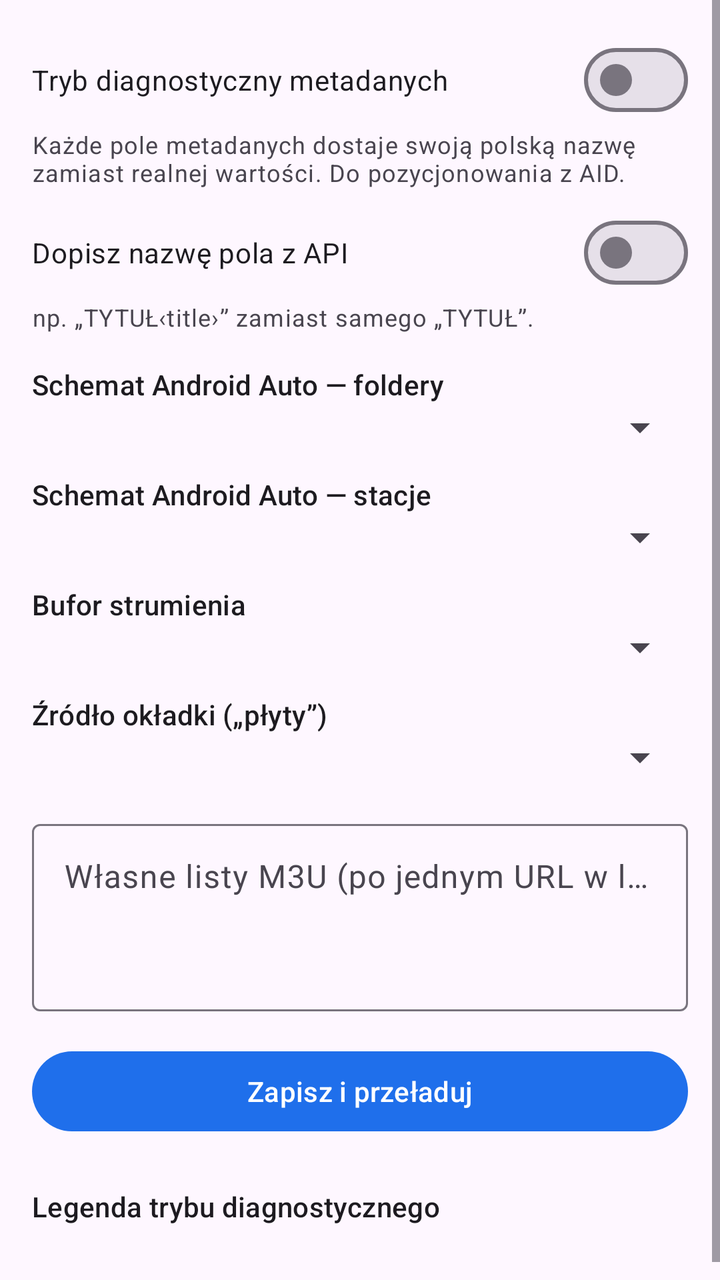
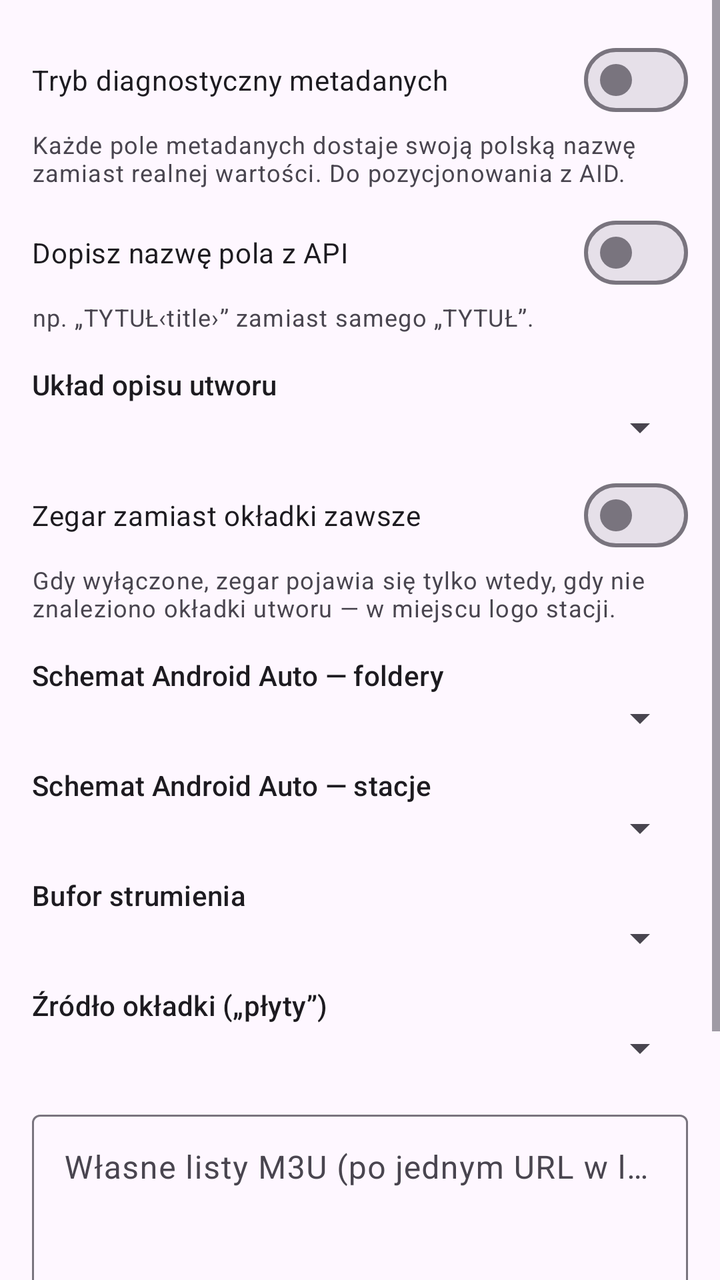

Two renders of the same Android screen: before a commit and after it. Below are the layout's source before the change and the commit's diff.
<!-- AndroidManifest.xml: application theme Theme.TwinsenRadio -->
<!-- res/layout/activity_settings.xml -->
<?xml version="1.0" encoding="utf-8"?>
<ScrollView xmlns:android="http://schemas.android.com/apk/res/android"
    xmlns:app="http://schemas.android.com/apk/res-auto"
    android:layout_width="match_parent"
    android:layout_height="match_parent"
    android:fillViewport="true">

    <LinearLayout
        android:layout_width="match_parent"
        android:layout_height="wrap_content"
        android:orientation="vertical"
        android:padding="16dp">

        <com.google.android.material.materialswitch.MaterialSwitch
            android:id="@+id/swDiag"
            android:layout_width="match_parent"
            android:layout_height="wrap_content"
            android:text="@string/opt_diag" />

        <TextView
            android:layout_width="match_parent"
            android:layout_height="wrap_content"
            android:paddingBottom="8dp"
            android:text="@string/opt_diag_sub"
            android:textAppearance="?attr/textAppearanceBodySmall" />

        <com.google.android.material.materialswitch.MaterialSwitch
            android:id="@+id/swDiagApi"
            android:layout_width="match_parent"
            android:layout_height="wrap_content"
            android:text="@string/opt_diag_api" />

        <TextView
            android:layout_width="match_parent"
            android:layout_height="wrap_content"
            android:paddingBottom="16dp"
            android:text="@string/opt_diag_api_sub"
            android:textAppearance="?attr/textAppearanceBodySmall" />

        <TextView
            android:layout_width="match_parent"
            android:layout_height="wrap_content"
            android:text="@string/opt_style_browsable"
            android:textAppearance="?attr/textAppearanceTitleSmall" />

        <Spinner
            android:id="@+id/spBrowsable"
            android:layout_width="match_parent"
            android:layout_height="wrap_content"
            android:layout_marginBottom="12dp" />

        <TextView
            android:layout_width="match_parent"
            android:layout_height="wrap_content"
            android:text="@string/opt_style_playable"
            android:textAppearance="?attr/textAppearanceTitleSmall" />

        <Spinner
            android:id="@+id/spPlayable"
            android:layout_width="match_parent"
            android:layout_height="wrap_content"
            android:layout_marginBottom="12dp" />

        <TextView
            android:layout_width="match_parent"
            android:layout_height="wrap_content"
            android:text="@string/opt_buffer"
            android:textAppearance="?attr/textAppearanceTitleSmall" />

        <Spinner
            android:id="@+id/spBuffer"
            android:layout_width="match_parent"
            android:layout_height="wrap_content"
            android:layout_marginBottom="12dp" />

        <TextView
            android:layout_width="match_parent"
            android:layout_height="wrap_content"
            android:text="@string/opt_artwork"
            android:textAppearance="?attr/textAppearanceTitleSmall" />

        <Spinner
            android:id="@+id/spArtwork"
            android:layout_width="match_parent"
            android:layout_height="wrap_content"
            android:layout_marginBottom="16dp" />

        <com.google.android.material.textfield.TextInputLayout
            style="@style/Widget.Material3.TextInputLayout.OutlinedBox"
            android:layout_width="match_parent"
            android:layout_height="wrap_content"
            android:hint="@string/opt_m3u">

            <com.google.android.material.textfield.TextInputEditText
                android:id="@+id/etM3u"
                android:layout_width="match_parent"
                android:layout_height="wrap_content"
                android:gravity="top|start"
                android:inputType="textMultiLine|textUri"
                android:minLines="3" />
        </com.google.android.material.textfield.TextInputLayout>

        <com.google.android.material.button.MaterialButton
            android:id="@+id/btnSave"
            android:layout_width="match_parent"
            android:layout_height="wrap_content"
            android:layout_marginTop="16dp"
            android:text="@string/opt_save" />

        <TextView
            android:layout_width="match_parent"
            android:layout_height="wrap_content"
            android:layout_marginTop="24dp"
            android:text="Legenda trybu diagnostycznego"
            android:textAppearance="?attr/textAppearanceTitleSmall" />

        <TextView
            android:id="@+id/tvLegend"
            android:layout_width="match_parent"
            android:layout_height="wrap_content"
            android:fontFamily="monospace"
            android:paddingTop="4dp"
            android:textAppearance="?attr/textAppearanceBodySmall"
            app:layout_constraintTop_toTopOf="parent" />
    </LinearLayout>
</ScrollView>
<!-- resources referenced by this layout -->
<resources>
  <string name="opt_artwork">Źródło okładki („płyty”)</string>
  <string name="opt_buffer">Bufor strumienia</string>
  <string name="opt_diag">Tryb diagnostyczny metadanych</string>
  <string name="opt_diag_api">Dopisz nazwę pola z API</string>
  <string name="opt_diag_api_sub">np. „TYTUŁ‹title›” zamiast samego „TYTUŁ”.</string>
  <string name="opt_diag_sub">Każde pole metadanych dostaje swoją polską nazwę zamiast realnej wartości. Do pozycjonowania z AID.</string>
  <string name="opt_m3u">Własne listy M3U (po jednym URL w linii)</string>
  <string name="opt_save">Zapisz i przeładuj</string>
  <string name="opt_style_browsable">Schemat Android Auto — foldery</string>
  <string name="opt_style_playable">Schemat Android Auto — stacje</string>
  <style name="Theme.TwinsenRadio" parent="Theme.Material3.DayNight.NoActionBar">
          <item name="colorPrimary">@color/brand</item>
          <item name="colorOnPrimary">@color/on_brand</item>
          <item name="android:statusBarColor" tools:targetApi="21">@color/brand_dark</item>
      </style>
  <color name="brand">#FF1F6FEB</color>
  <color name="on_brand">#FFFFFFFF</color>
  <color name="brand_dark">#FF0B3D91</color>
</resources>

<!-- the commit's change to res/layout/activity_settings.xml (unified diff, before → after) -->
@@ -35,6 +35,31 @@
             android:layout_height="wrap_content"
             android:paddingBottom="16dp"
             android:text="@string/opt_diag_api_sub"
+            android:textAppearance="?attr/textAppearanceBodySmall" />
+
+        <TextView
+            android:layout_width="match_parent"
+            android:layout_height="wrap_content"
+            android:text="@string/opt_presentation"
+            android:textAppearance="?attr/textAppearanceTitleSmall" />
+
+        <Spinner
+            android:id="@+id/spPresentation"
+            android:layout_width="match_parent"
+            android:layout_height="wrap_content"
+            android:layout_marginBottom="8dp" />
+
+        <com.google.android.material.materialswitch.MaterialSwitch
+            android:id="@+id/swClockAlways"
+            android:layout_width="match_parent"
+            android:layout_height="wrap_content"
+            android:text="@string/opt_clock_always" />
+
+        <TextView
+            android:layout_width="match_parent"
+            android:layout_height="wrap_content"
+            android:paddingBottom="16dp"
+            android:text="@string/opt_clock_always_sub"
             android:textAppearance="?attr/textAppearanceBodySmall" />
 
         <TextView
<!-- resource entries referenced after the edit -->
@@ -2,11 +2,14 @@
 <resources>
   <string name="opt_artwork">Źródło okładki („płyty”)</string>
   <string name="opt_buffer">Bufor strumienia</string>
+  <string name="opt_clock_always">Zegar zamiast okładki zawsze</string>
+  <string name="opt_clock_always_sub">Gdy wyłączone, zegar pojawia się tylko wtedy, gdy nie znaleziono okładki utworu — w miejscu logo stacji.</string>
   <string name="opt_diag">Tryb diagnostyczny metadanych</string>
   <string name="opt_diag_api">Dopisz nazwę pola z API</string>
   <string name="opt_diag_api_sub">np. „TYTUŁ‹title›” zamiast samego „TYTUŁ”.</string>
   <string name="opt_diag_sub">Każde pole metadanych dostaje swoją polską nazwę zamiast realnej wartości. Do pozycjonowania z AID.</string>
   <string name="opt_m3u">Własne listy M3U (po jednym URL w linii)</string>
+  <string name="opt_presentation">Układ opisu utworu</string>
   <string name="opt_save">Zapisz i przeładuj</string>
   <string name="opt_style_browsable">Schemat Android Auto — foldery</string>
   <string name="opt_style_playable">Schemat Android Auto — stacje</string>
